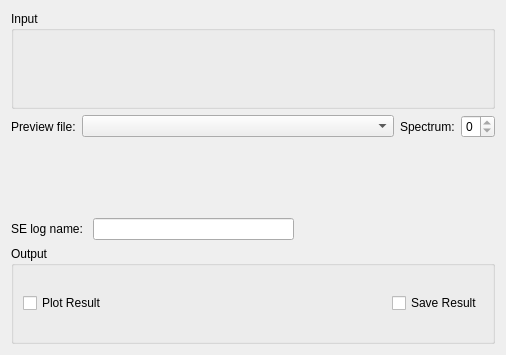
Above: Code/Mantid/MantidQt/CustomInterfaces/inc/MantidQtCustomInterfaces/Indirect/Elwin.ui from mantidproject/mantid before the change. Below: the same form after it.
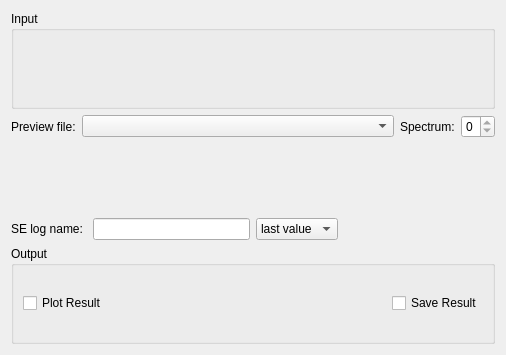
That is the form after the change. Custom widgets are drawn as their Qt base class.

Commit message: Refs #11809 Added log value option

```diff
--- a/Code/Mantid/MantidQt/CustomInterfaces/inc/MantidQtCustomInterfaces/Indirect/Elwin.ui
+++ b/Code/Mantid/MantidQt/CustomInterfaces/inc/MantidQtCustomInterfaces/Indirect/Elwin.ui
@@ -121,6 +121,20 @@
        </property>
       </widget>
      </item>
+     <item>
+      <widget class="QComboBox" name="leLogValue">
+       <item>
+        <property name="text">
+         <string>last value</string>
+        </property>
+       </item>
+       <item>
+        <property name="text">
+         <string>average</string>
+        </property>
+       </item>
+      </widget>
+     </item>
      <item>
       <spacer name="horizontalSpacer_2">
        <property name="orientation">
```
The commit also changes 3 other files.
